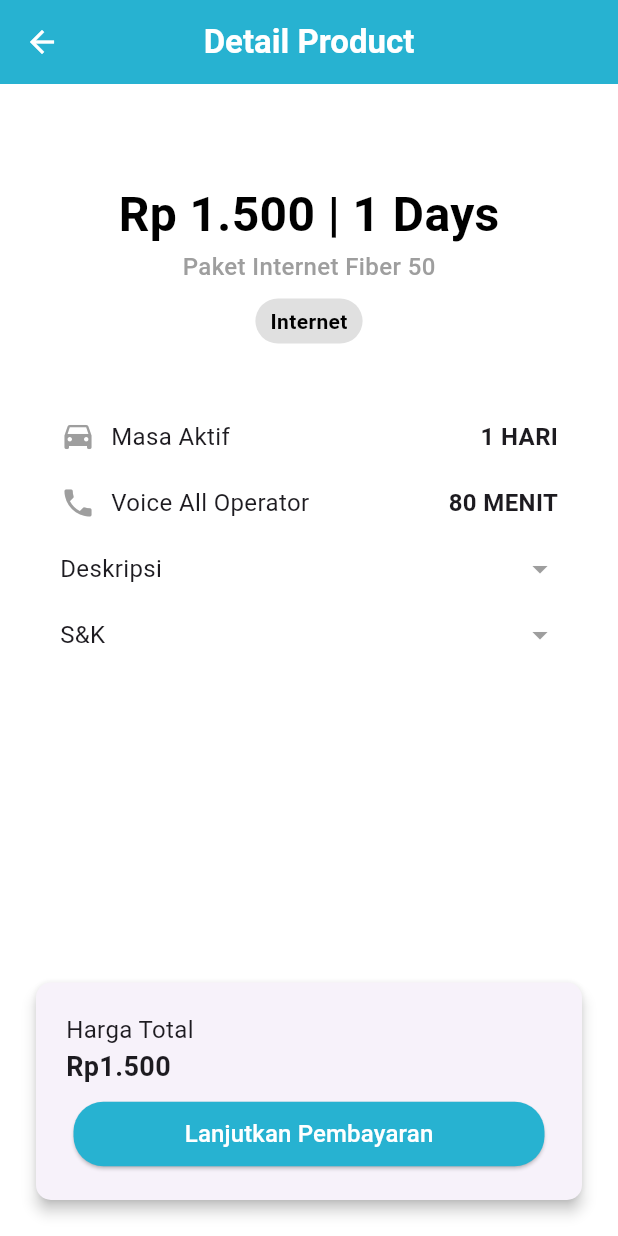
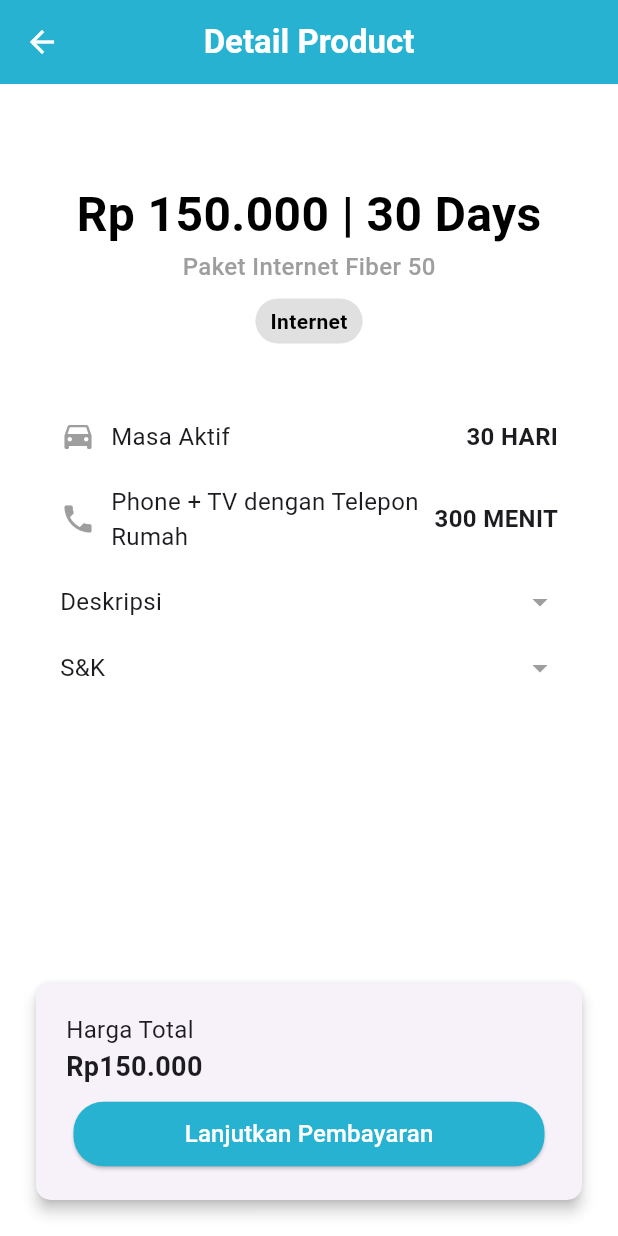
Before and after one commit to muhalimashar21/My-App21, a Flutter app: the DetailPaket screen opened directly with empty values, on a phone screen of 412 x 824 dp. Run offline on Flutter 3.47's test engine with Material 3 defaults, Android fonts, the phone set to English and light mode, and no system bars; our stand-ins replace shared_preferences, smooth_page_indicator; accounts and stored records are empty; Roboto replaces fonts that are missing (Poppins).

Commit message:
rename-captionpaket

```diff
--- a/lib/invoice/konfirmasi_pembayaran.dart
+++ b/lib/invoice/konfirmasi_pembayaran.dart
@@ -54,7 +54,7 @@ class KonfirmasiPembayaran extends StatelessWidget {
               style: TextStyle(fontSize: 18, fontWeight: FontWeight.bold),
             ),
             Text('Tanggal: 10 November 2024'),
-            SizedBox(height: 160),
+            SizedBox(height: 150),
             Container(
               width: double.infinity,
               margin: const EdgeInsets.symmetric(horizontal: 5),
--- a/lib/paket/detail_paket.dart
+++ b/lib/paket/detail_paket.dart
@@ -62,7 +62,7 @@ class DetailPaket extends StatelessWidget {
                   ),
                   const SizedBox(height: 10),
                   const Text(
-                    'Rp 1.500 | 1 Days', // Contoh konten deskripsi produk
+                    'Rp 150.000 | 30 Days', // Contoh konten deskripsi produk
                     style: TextStyle(
                       fontSize: 32,
                       fontWeight: FontWeight.bold,
@@ -115,12 +115,12 @@ class DetailPaket extends StatelessWidget {
                   _buildDetailItem(
                     icon: Icons.time_to_leave,
                     title: 'Masa Aktif',
-                    value: '1 HARI',
+                    value: '30 HARI',
                   ),
                   _buildDetailItem(
                     icon: Icons.phone,
-                    title: 'Voice All Operator',
-                    value: '80 MENIT',
+                    title: 'Phone + TV dengan Telepon Rumah',
+                    value: '300 MENIT',
                   ),
                   _buildExpandableItem(
                     title: 'Deskripsi',
@@ -153,7 +153,7 @@ class DetailPaket extends StatelessWidget {
                       ),
                     ),
                     const Text(
-                      'Rp1.500', // Harga produk
+                      'Rp150.000', // Harga produk
                       style: TextStyle(
                         fontSize: 18,
                         fontWeight: FontWeight.bold,
```
